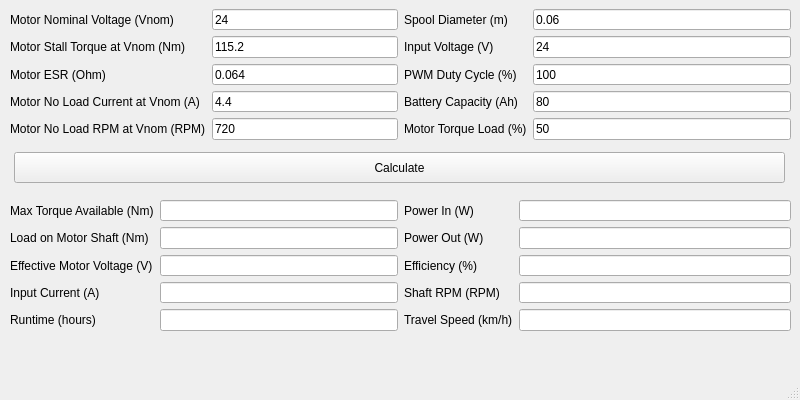
Before: the Qt Designer form GUI.ui in AfdhalAtiffTan/WinchBatteryCalc, drawn with Qt 5.
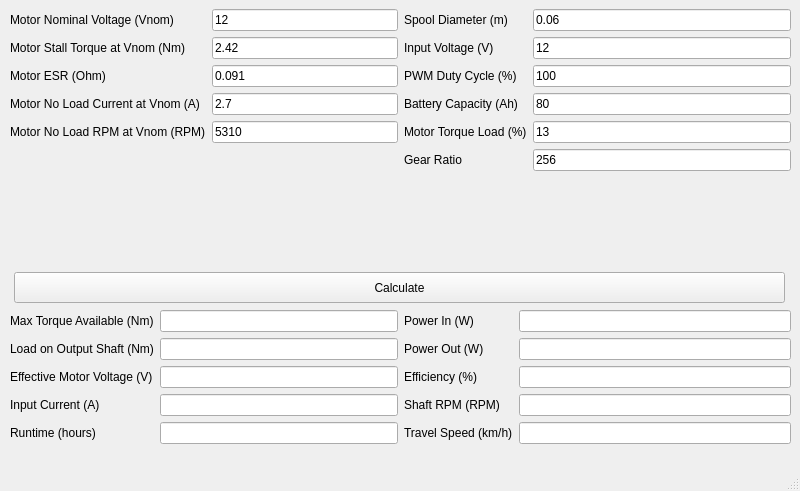
After: the same form once the commit is applied.

Commit message: added gear ratio

Patch:
```diff
--- a/GUI.ui
+++ b/GUI.ui
@@ -7,7 +7,7 @@
     <x>0</x>
     <y>0</y>
     <width>800</width>
-    <height>400</height>
+    <height>491</height>
    </rect>
   </property>
   <property name="windowTitle">
@@ -20,7 +20,7 @@
       <x>10</x>
       <y>9</y>
       <width>781</width>
-      <height>131</height>
+      <height>191</height>
      </rect>
     </property>
     <layout class="QHBoxLayout" name="horizontalLayout">
@@ -29,7 +29,7 @@
        <item row="0" column="1">
         <widget class="QLineEdit" name="lineEdit_1">
          <property name="text">
-          <string>24</string>
+          <string>12</string>
          </property>
         </widget>
        </item>
@@ -71,28 +71,28 @@
        <item row="1" column="1">
         <widget class="QLineEdit" name="lineEdit_2">
          <property name="text">
-          <string>115.2</string>
+          <string>2.42</string>
          </property>
         </widget>
        </item>
        <item row="2" column="1">
         <widget class="QLineEdit" name="lineEdit_3">
          <property name="text">
-          <string>0.064</string>
+          <string>0.091</string>
          </property>
         </widget>
        </item>
        <item row="3" column="1">
         <widget class="QLineEdit" name="lineEdit_4">
          <property name="text">
-          <string>4.4</string>
+          <string>2.7</string>
          </property>
         </widget>
        </item>
        <item row="4" column="1">
         <widget class="QLineEdit" name="lineEdit_5">
          <property name="text">
-          <string>720</string>
+          <string>5310</string>
          </property>
         </widget>
        </item>
@@ -145,7 +145,7 @@
        <item row="1" column="1">
         <widget class="QLineEdit" name="lineEdit_7">
          <property name="text">
-          <string>24</string>
+          <string>12</string>
          </property>
         </widget>
        </item>
@@ -166,7 +166,21 @@
        <item row="4" column="1">
         <widget class="QLineEdit" name="lineEdit_10">
          <property name="text">
-          <string>50</string>
+          <string>13</string>
+         </property>
+        </widget>
+       </item>
+       <item row="5" column="0">
+        <widget class="QLabel" name="label_21">
+         <property name="text">
+          <string>Gear Ratio</string>
+         </property>
+        </widget>
+       </item>
+       <item row="5" column="1">
+        <widget class="QLineEdit" name="lineEdit_21">
+         <property name="text">
+          <string>256</string>
          </property>
         </widget>
        </item>
@@ -178,9 +192,9 @@
     <property name="geometry">
      <rect>
       <x>10</x>
-      <y>200</y>
+      <y>310</y>
       <width>781</width>
-      <height>131</height>
+      <height>141</height>
      </rect>
     </property>
     <layout class="QHBoxLayout" name="horizontalLayout_2">
@@ -203,7 +217,7 @@
        <item row="1" column="0">
         <widget class="QLabel" name="label_12">
          <property name="text">
-          <string>Load on Motor Shaft (Nm)</string>
+          <string>Load on Output Shaft (Nm)</string>
          </property>
         </widget>
        </item>
@@ -338,7 +352,7 @@
     <property name="geometry">
      <rect>
       <x>14</x>
-      <y>152</y>
+      <y>272</y>
       <width>771</width>
       <height>31</height>
      </rect>
```
The commit also changes 10 other files.
